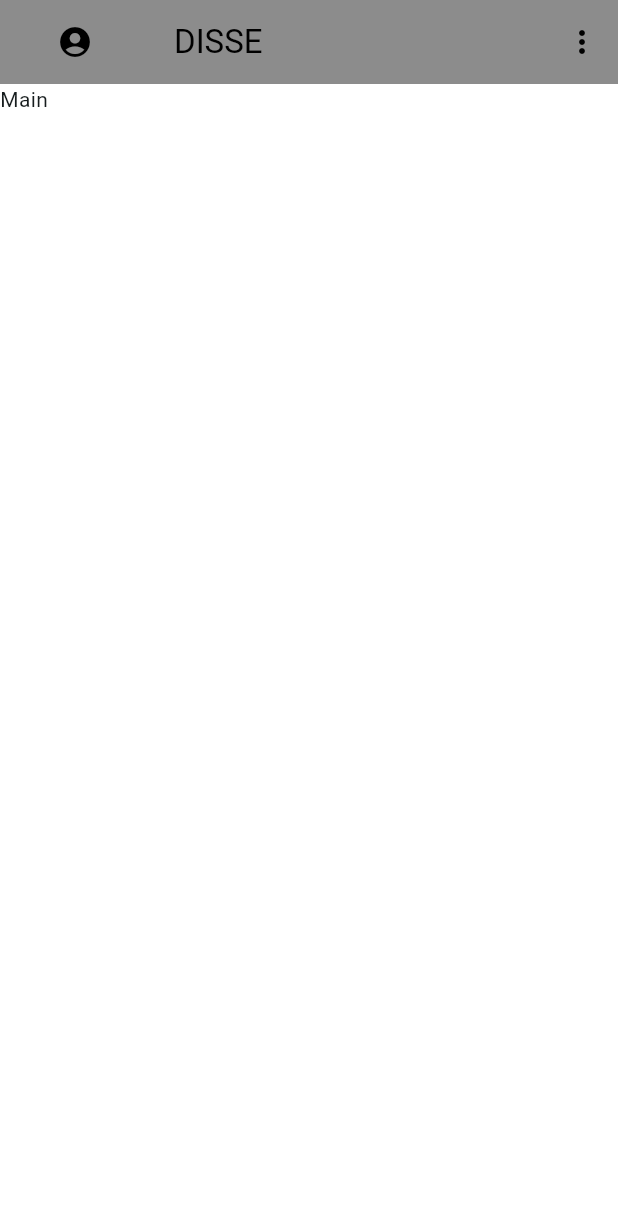
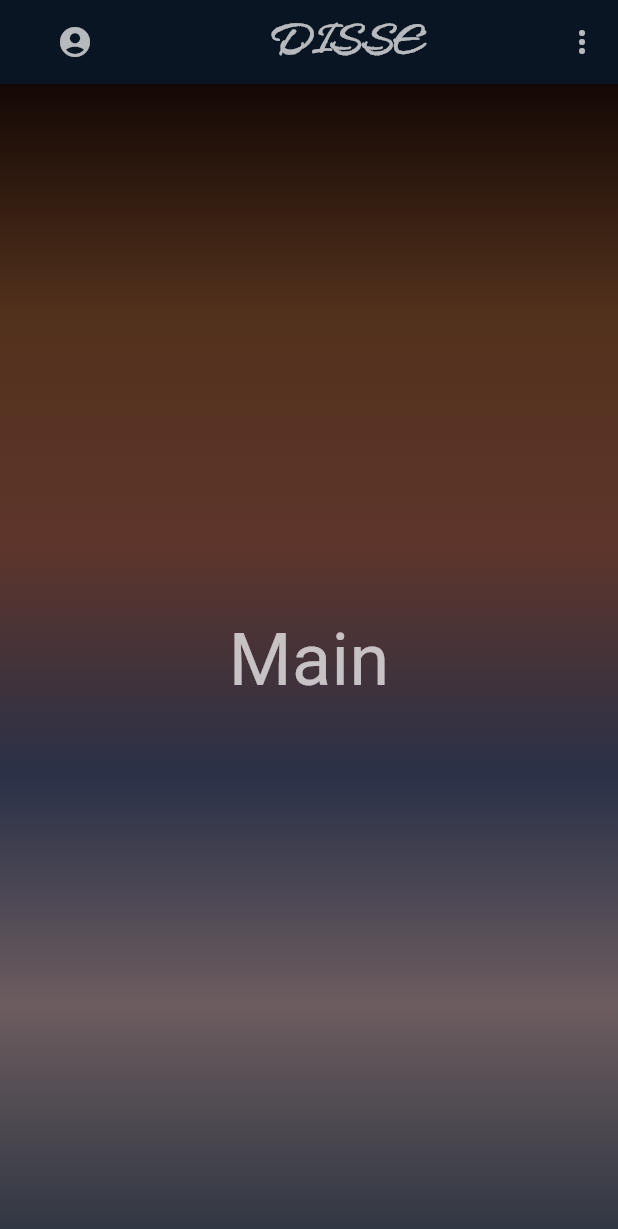
Before and after one commit to Emil-Wozniak/Disse, a Flutter app: the screen it shows after launch, on a phone screen of 412 x 824 dp. Shown: the top 1229 px of the screen. Run offline on Flutter 3.47's test engine with Material 2 defaults, Android fonts, the light colour scheme and no system bars; our stand-ins replace hexcolor.

Commit message:
DIS-22 add fonts

```diff
--- a/lib/screens/main/main_screen.dart
+++ b/lib/screens/main/main_screen.dart
@@ -6,5 +6,10 @@ class MainScreen extends StatelessWidget {
   const MainScreen({Key? key}) : super(key: key);
 
   @override
-  Widget build(BuildContext context) => const BaseScaffold(child: Text("Main"));
+  Widget build(BuildContext context) => const BaseScaffold(
+        child: Text(
+          "Main",
+          style: TextStyle(color: Colors.white70, fontSize: 48),
+        ),
+      );
 }
--- a/lib/utils/color_app.dart
+++ b/lib/utils/color_app.dart
@@ -1,6 +1,17 @@
 import 'package:flutter/material.dart';
+import 'package:hexcolor/hexcolor.dart';
 
 class ColorApp {
+  static Color bgColor = HexColor("#091522");
+  static List<Color> gameBackgroundGradient = [
+    HexColor("#2f3642"),
+    HexColor("#6c5c5f"),
+    HexColor("#2a3148"),
+    HexColor("#5e352b"),
+    HexColor("#52311c"),
+    HexColor("#140805"),
+  ];
+
   Color lightPrimaryColor = Colors.orange;
   Color lightSecondaryColor = Colors.black;
   Color lightThirdColor = Colors.white;
--- a/lib/widgets/app_bar_widget.dart
+++ b/lib/widgets/app_bar_widget.dart
@@ -3,6 +3,8 @@ import 'package:disse/navigation/screens_nav.dart';
 import 'package:disse/screens/game/game_screen.dart';
 import 'package:disse/screens/main/main_screen.dart';
 import 'package:disse/screens/splash/splash_screen.dart';
+import 'package:disse/utils/color_app.dart';
+import 'package:disse/widgets/style/TextStyles.dart';
 import 'package:flutter/material.dart';
 
 class AppBarWidget extends StatelessWidget implements PreferredSizeWidget {
@@ -15,10 +17,19 @@ class AppBarWidget extends StatelessWidget implements PreferredSizeWidget {
 
   @override
   Widget build(BuildContext context) => AppBar(
-        leading: const Icon(Icons.account_circle_rounded),
+        leading: const Icon(
+          Icons.account_circle_rounded,
+          color: Colors.white70,
+        ),
         leadingWidth: 100,
-        backgroundColor: Colors.black45,
-        title: const Text(CommonConstant.appName),
+        backgroundColor: ColorApp.bgColor,
+        title: Center(
+            child: Text(
+          CommonConstant.appName,
+          style: AppTextStyles.islandMomentsTextStyle(
+              fontSize: 36.0, fontWeight: FontWeight.w700),
+          textAlign: TextAlign.center,
+        )),
         actions: [
           PopupMenuButton(
             itemBuilder: _createItems([
@@ -30,7 +41,13 @@ class AppBarWidget extends StatelessWidget implements PreferredSizeWidget {
               Screens.home: const MainScreen(),
               Screens.splash: const SplashScreen(),
               Screens.game: const GameScreen(),
-              })),
+            }),
+            color: ColorApp.bgColor,
+            icon: const Icon(
+              Icons.more_vert_sharp,
+              color: Colors.white70,
+            ),
+          ),
         ],
       );
 
@@ -40,7 +57,10 @@ class AppBarWidget extends StatelessWidget implements PreferredSizeWidget {
 
   PopupMenuItem<Screens> _createItem(Screens screen) => PopupMenuItem(
         value: screen,
-        child: Text(screen.name),
+        child: Text(
+          screen.name,
+          style: AppTextStyles.islandMomentsTextStyle(fontSize: 30.0),
+        ),
       );
 
   PopupMenuItemSelected<Screens> _onSelectNavigate(
--- a/lib/widgets/base_scaffold.dart
+++ b/lib/widgets/base_scaffold.dart
@@ -1,5 +1,6 @@
 import 'package:flutter/material.dart';
 
+import '../utils/color_app.dart';
 import 'app_bar_widget.dart';
 
 class BaseScaffold extends StatelessWidget {
@@ -12,8 +13,16 @@ class BaseScaffold extends StatelessWidget {
         appBar: AppBarWidget(
           context: context,
         ),
-        body: Container(
-          child: child,
+        body: Center(
+          child: Container(
+            decoration: BoxDecoration(
+                gradient: LinearGradient(
+              begin: Alignment.bottomCenter,
+              end: Alignment.topCenter,
+              colors: ColorApp.gameBackgroundGradient,
+            )),
+            child: Center(child: child),
+          ),
         ),
       );
 }
--- /dev/null
+++ b/lib/widgets/style/TextStyles.dart
@@ -0,0 +1,11 @@
+import 'package:flutter/material.dart';
+
+class AppTextStyles {
+  static TextStyle islandMomentsTextStyle(
+          {double? fontSize, FontWeight? fontWeight}) =>
+      TextStyle(
+          fontFamily: "IslandMoments",
+          fontSize: fontSize,
+          fontWeight: fontWeight,
+          color: Colors.white70);
+}
```
Also changed, not shown: pubspec.yaml (+8 -70 lines), fonts/IslandMoments-Regular.ttf (added), fonts/fuente-dilana.ttf (added), pubspec.lock (deleted). Lines whose indentation alone changed are shown as unchanged.
